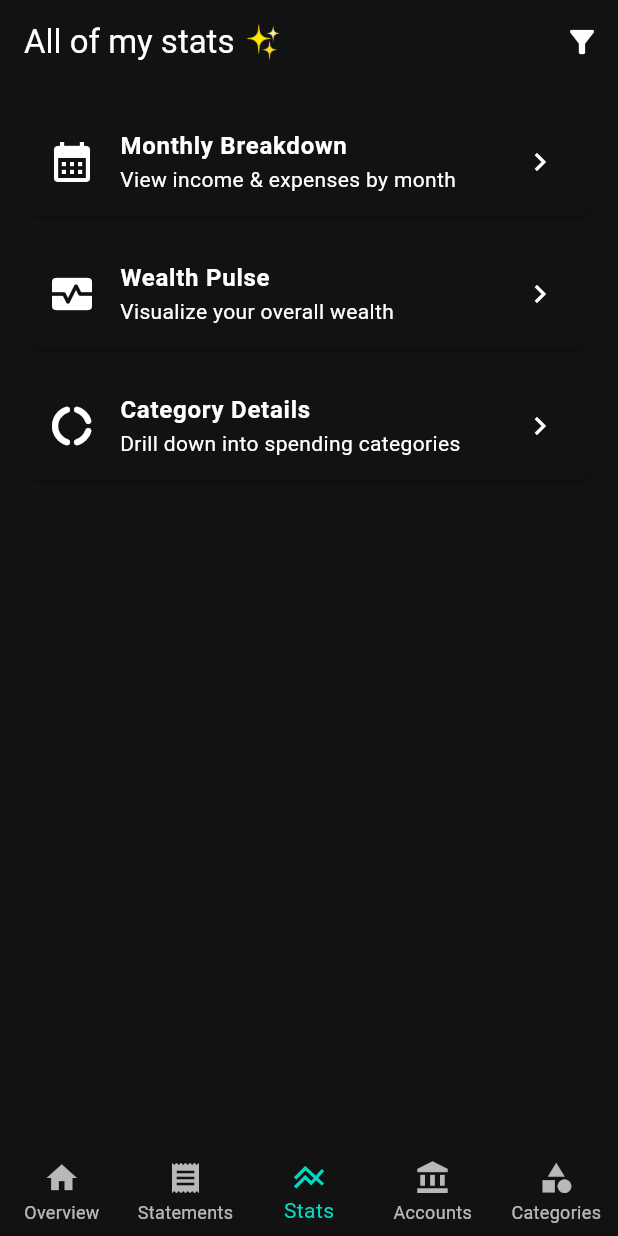
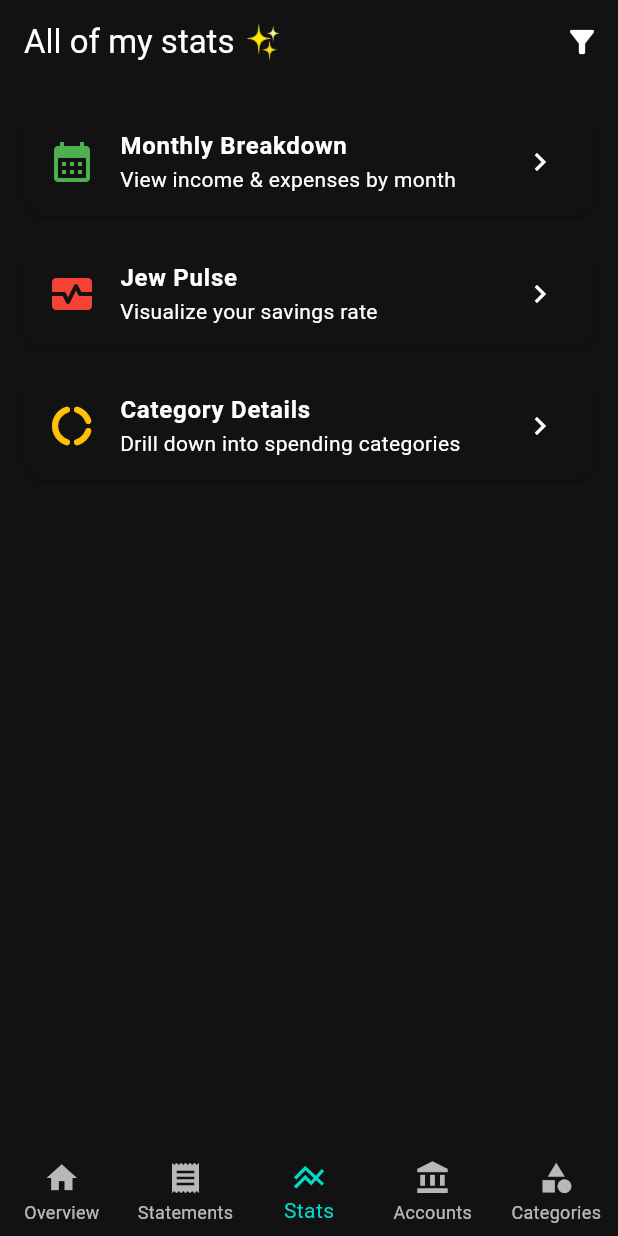
Before and after one commit to espilioto/mahShekels, a Flutter app: the screen it shows after launch, item 3 of the bottom bar chosen, on a phone screen of 412 x 824 dp. Run offline on Flutter 3.47's test engine with Material 3 defaults, Android fonts, the phone set to English and light mode, and no system bars; our stand-ins replace fl_chart, flutter_dotenv, fluttertoast, vibration; missing offline and left inert: draggable_scrollbar; network calls fail.

Commit message:
Give colors to stats reports icons

```diff
--- a/lib/screens/stats_screen.dart
+++ b/lib/screens/stats_screen.dart
@@ -64,7 +64,7 @@ class _StatsScreenState extends State<StatsScreen> {
         children: [
           _buildStatsCard(
             context,
-            icon: Icons.calendar_month,
+            icon: Icon(Icons.calendar_month, color: Colors.green, size: 32,),
             title: 'Monthly Breakdown',
             subtitle: 'View income & expenses by month',
             destination: StatsMonthlyBreakdownMainScreen(
@@ -74,14 +74,14 @@ class _StatsScreenState extends State<StatsScreen> {
           ),
           _buildStatsCard(
             context,
-            icon: Icons.monitor_heart,
-            title: 'Wealth Pulse',
-            subtitle: 'Visualize your overall wealth',
+            icon: Icon(Icons.monitor_heart, color: Colors.red, size: 32,),
+            title: 'Jew Pulse',
+            subtitle: 'Visualize your savings rate',
             destination: StatsWealthPulseScreen(),
           ),
           _buildStatsCard(
             context,
-            icon: Icons.donut_large_rounded,
+            icon: Icon(Icons.donut_large_rounded, color: Colors.amber, size: 32,),
             title: 'Category Details',
             subtitle: 'Drill down into spending categories',
             destination: StatsCategoryDetailsScreen(),
@@ -93,7 +93,7 @@ class _StatsScreenState extends State<StatsScreen> {
 
   Widget _buildStatsCard(
     BuildContext context, {
-    required IconData icon,
+    required Icon icon,
     required String title,
     required String subtitle,
     required Widget destination,
@@ -101,7 +101,7 @@ class _StatsScreenState extends State<StatsScreen> {
     return Card(
       margin: const EdgeInsets.only(bottom: 16),
       child: ListTile(
-        leading: Icon(icon, size: 32),
+        leading: icon,
         title: Text(title, style: const TextStyle(fontWeight: FontWeight.bold)),
         subtitle: Text(subtitle),
         trailing: const Icon(Icons.chevron_right),
```
Also changed, not shown: lib/widgets/stats_category_analytics_chart.dart (+9 -2 lines).
